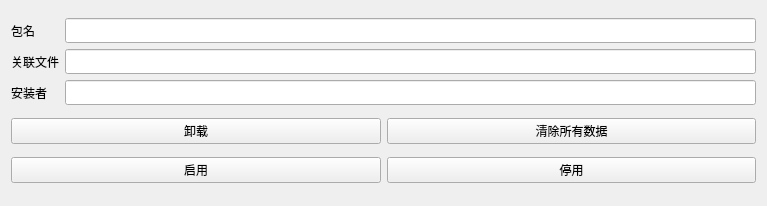
The window that QtAdb/sonPages/apps/tp_packageprofile.ui (LapplandSP/QtAdb) describes before a commit, drawn with Qt 5.
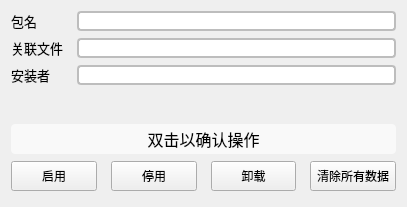
The same window after the commit.

Diff of the .ui file:
```diff
--- a/QtAdb/sonPages/apps/tp_packageprofile.ui
+++ b/QtAdb/sonPages/apps/tp_packageprofile.ui
@@ -6,13 +6,13 @@
    <rect>
     <x>0</x>
     <y>0</y>
-    <width>767</width>
-    <height>206</height>
+    <width>407</width>
+    <height>207</height>
    </rect>
   </property>
   <property name="font">
    <font>
-    <family>MiSans Medium</family>
+    <pointsize>9</pointsize>
    </font>
   </property>
   <property name="windowTitle">
@@ -21,63 +21,127 @@
   <layout class="QHBoxLayout" name="horizontalLayout_2">
    <item>
     <layout class="QVBoxLayout" name="verticalLayout">
+     <property name="spacing">
+      <number>7</number>
+     </property>
      <property name="bottomMargin">
       <number>5</number>
      </property>
      <item>
       <layout class="QHBoxLayout" name="horizontalLayout">
+       <property name="spacing">
+        <number>14</number>
+       </property>
        <item>
         <layout class="QVBoxLayout" name="verticalLayout_3">
+         <property name="spacing">
+          <number>7</number>
+         </property>
          <item>
           <widget class="QLabel" name="label">
+           <property name="minimumSize">
+            <size>
+             <width>0</width>
+             <height>0</height>
+            </size>
+           </property>
+           <property name="maximumSize">
+            <size>
+             <width>16777215</width>
+             <height>16777215</height>
+            </size>
+           </property>
            <property name="font">
             <font>
-             <family>MiSans Medium</family>
+             <pointsize>10</pointsize>
             </font>
            </property>
+           <property name="styleSheet">
+            <string notr="true"/>
+           </property>
            <property name="text">
             <string>包名</string>
            </property>
+           <property name="alignment">
+            <set>Qt::AlignLeading|Qt::AlignLeft|Qt::AlignVCenter</set>
+           </property>
           </widget>
          </item>
          <item>
           <widget class="QLabel" name="label_3">
+           <property name="minimumSize">
+            <size>
+             <width>0</width>
+             <height>0</height>
+            </size>
+           </property>
            <property name="font">
             <font>
-             <family>MiSans Medium</family>
+             <pointsize>10</pointsize>
             </font>
            </property>
+           <property name="styleSheet">
+            <string notr="true"/>
+           </property>
            <property name="text">
             <string>关联文件</string>
            </property>
+           <property name="alignment">
+            <set>Qt::AlignLeading|Qt::AlignLeft|Qt::AlignVCenter</set>
+           </property>
           </widget>
          </item>
          <item>
           <widget class="QLabel" name="label_2">
+           <property name="minimumSize">
+            <size>
+             <width>0</width>
+             <height>0</height>
+            </size>
+           </property>
            <property name="font">
             <font>
-             <family>MiSans Medium</family>
+             <pointsize>10</pointsize>
             </font>
            </property>
+           <property name="styleSheet">
+            <string notr="true"/>
+           </property>
            <property name="text">
             <string>安装者</string>
            </property>
+           <property name="alignment">
+            <set>Qt::AlignLeading|Qt::AlignLeft|Qt::AlignVCenter</set>
+           </property>
           </widget>
          </item>
         </layout>
        </item>
        <item>
         <layout class="QVBoxLayout" name="verticalLayout_2">
+         <property name="spacing">
+          <number>7</number>
+         </property>
          <item>
           <widget class="QLineEdit" name="lineEdit_name">
+           <property name="minimumSize">
+            <size>
+             <width>0</width>
+             <height>0</height>
+            </size>
+           </property>
            <property name="font">
             <font>
-             <family>MiSans Medium</family>
+             <pointsize>9</pointsize>
             </font>
            </property>
            <property name="acceptDrops">
             <bool>false</bool>
            </property>
+           <property name="styleSheet">
+            <string notr="true">border:2px solid #BDBDBD;
+border-radius:4px;</string>
+           </property>
            <property name="readOnly">
             <bool>true</bool>
            </property>
@@ -85,14 +149,24 @@
          </item>
          <item>
           <widget class="QLineEdit" name="lineEdit_path">
+           <property name="minimumSize">
+            <size>
+             <width>0</width>
+             <height>0</height>
+            </size>
+           </property>
            <property name="font">
             <font>
-             <family>MiSans Medium</family>
+             <pointsize>9</pointsize>
             </font>
            </property>
            <property name="acceptDrops">
             <bool>false</bool>
            </property>
+           <property name="styleSheet">
+            <string notr="true">border:2px solid #BDBDBD;
+border-radius:4px;</string>
+           </property>
            <property name="readOnly">
             <bool>true</bool>
            </property>
@@ -100,14 +174,24 @@
          </item>
          <item>
           <widget class="QLineEdit" name="lineEdit_installer">
+           <property name="minimumSize">
+            <size>
+             <width>0</width>
+             <height>0</height>
+            </size>
+           </property>
            <property name="font">
             <font>
-             <family>MiSans Medium</family>
+             <pointsize>9</pointsize>
             </font>
            </property>
            <property name="acceptDrops">
             <bool>false</bool>
            </property>
+           <property name="styleSheet">
+            <string notr="true">border:2px solid #BDBDBD;
+border-radius:4px;</string>
+           </property>
            <property name="readOnly">
             <bool>true</bool>
            </property>
@@ -118,42 +202,69 @@
       </layout>
      </item>
      <item>
-      <layout class="QHBoxLayout" name="horizontalLayout_4">
-       <item>
-        <widget class="QPushButton" name="uninstall">
-         <property name="font">
-          <font>
-           <family>MiSans Medium</family>
-          </font>
-         </property>
-         <property name="text">
-          <string>卸载</string>
-         </property>
-        </widget>
-       </item>
-       <item>
-        <widget class="QPushButton" name="clear">
-         <property name="font">
-          <font>
-           <family>MiSans Medium</family>
-          </font>
-         </property>
-         <property name="text">
-          <string>清除所有数据</string>
-         </property>
-        </widget>
-       </item>
-      </layout>
+      <spacer name="verticalSpacer">
+       <property name="orientation">
+        <enum>Qt::Vertical</enum>
+       </property>
+       <property name="sizeHint" stdset="0">
+        <size>
+         <width>20</width>
+         <height>40</height>
+        </size>
+       </property>
+      </spacer>
+     </item>
+     <item>
+      <widget class="QLabel" name="tips">
+       <property name="minimumSize">
+        <size>
+         <width>0</width>
+         <height>30</height>
+        </size>
+       </property>
+       <property name="maximumSize">
+        <size>
+         <width>16777215</width>
+         <height>30</height>
+        </size>
+       </property>
+       <property name="font">
+        <font>
+         <pointsize>12</pointsize>
+        </font>
+       </property>
+       <property name="styleSheet">
+        <string notr="true">background-color:rgba(255,255,255,0.6);border-radius:4px;border:0px;</string>
+       </property>
+       <property name="text">
+        <string>双击以确认操作</string>
+       </property>
+       <property name="alignment">
+        <set>Qt::AlignCenter</set>
+       </property>
+      </widget>
      </item>
      <item>
       <layout class="QHBoxLayout" name="horizontalLayout_5">
+       <property name="spacing">
+        <number>14</number>
+       </property>
        <item>
         <widget class="QPushButton" name="enable">
+         <property name="minimumSize">
+          <size>
+           <width>0</width>
+           <height>30</height>
+          </size>
+         </property>
          <property name="font">
           <font>
-           <family>MiSans Medium</family>
+           <pointsize>9</pointsize>
           </font>
          </property>
+         <property name="styleSheet">
+          <string notr="true"/>
+         </property>
          <property name="text">
           <string>启用</string>
          </property>
@@ -161,16 +272,67 @@
        </item>
        <item>
         <widget class="QPushButton" name="disable">
+         <property name="minimumSize">
+          <size>
+           <width>0</width>
+           <height>30</height>
+          </size>
+         </property>
          <property name="font">
           <font>
-           <family>MiSans Medium</family>
+           <pointsize>9</pointsize>
           </font>
          </property>
+         <property name="styleSheet">
+          <string notr="true"/>
+         </property>
          <property name="text">
           <string>停用</string>
          </property>
         </widget>
        </item>
+       <item>
+        <widget class="QPushButton" name="uninstall">
+         <property name="minimumSize">
+          <size>
+           <width>0</width>
+           <height>30</height>
+          </size>
+         </property>
+         <property name="font">
+          <font>
+           <pointsize>9</pointsize>
+          </font>
+         </property>
+         <property name="styleSheet">
+          <string notr="true"/>
+         </property>
+         <property name="text">
+          <string>卸载</string>
+         </property>
+        </widget>
+       </item>
+       <item>
+        <widget class="QPushButton" name="clear">
+         <property name="minimumSize">
+          <size>
+           <width>0</width>
+           <height>30</height>
+          </size>
+         </property>
+         <property name="font">
+          <font>
+           <pointsize>9</pointsize>
+          </font>
+         </property>
+         <property name="styleSheet">
+          <string notr="true"/>
+         </property>
+         <property name="text">
+          <string>清除所有数据</string>
+         </property>
+        </widget>
+       </item>
       </layout>
      </item>
     </layout>
```
